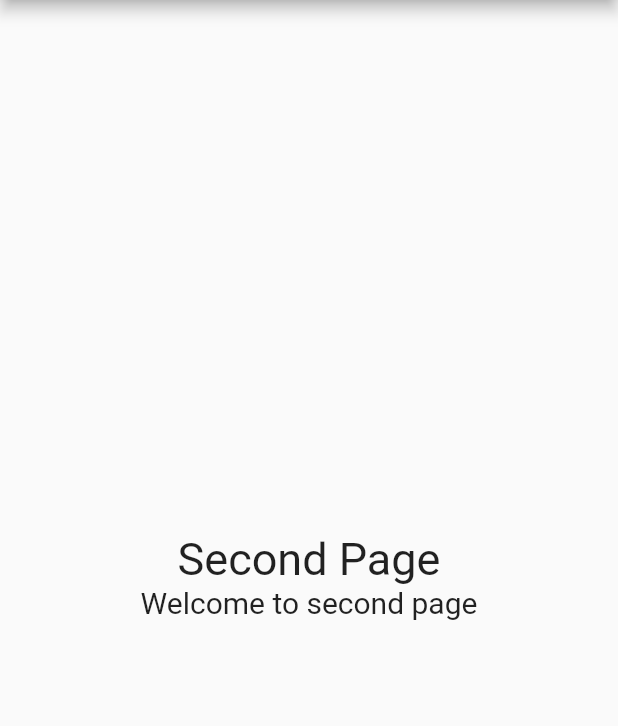
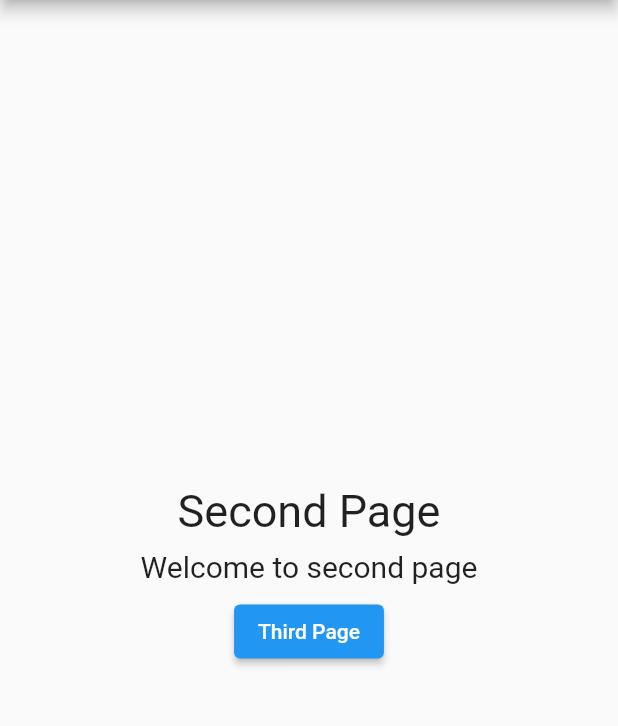
Before and after one commit to Manibharathi-msil/Flutter_Task2, a Flutter app: the screen it shows after launch, after a tap on "Second Page", on a phone screen of 412 x 824 dp, the part 84-810 px from its top. Run offline on Flutter 3.47's test engine with Material 2 defaults, Android fonts, the phone set to English and light mode, and no system bars.

Commit message:
Types of Routes

```diff
--- a/lib/main.dart
+++ b/lib/main.dart
@@ -19,6 +19,16 @@ class MyApp extends StatelessWidget {
 
       initialRoute: '/',
       onGenerateRoute: RouteGenerator.generateRoute,
+     //Unknown routes will execute whenever the naviqation get failed
+      onUnknownRoute: (RouteSettings settings) {
+        return MaterialPageRoute<void>(
+          settings: settings,
+          builder: (BuildContext context) =>
+              Scaffold(body: Center(child: Text('Not Found'))),
+        );
+      },
+
+    //This is one way to navigate the screen
       // home: const MyHomePage(),
       // routes: {
       //   '/second':(_) =>SecondPage(data: 'Hello')
@@ -40,14 +50,18 @@ class MyHomePage extends StatelessWidget {
         child: Column(
           mainAxisSize: MainAxisSize.min,
           children: <Widget>[
-            Text(
-              'First Page',
-              style: TextStyle(fontSize: 30),
+            Padding(
+              padding: const EdgeInsets.all(8.0),
+              child: Text(
+                'First Page',
+                style: TextStyle(fontSize: 30),
+              ),
             ),
             ElevatedButton(
                 onPressed: () {
                   Navigator.of(context).pushNamed('/second',arguments: 'Welcome to second page');
-             //using push() also we can navigate another screen
+
+            //using push() also we can navigate another screen
                   // Navigator.of(context).push(
                   //   MaterialPageRoute(
                   //     builder: (context) =>
--- a/lib/route_generator.dart
+++ b/lib/route_generator.dart
@@ -1,6 +1,8 @@
 import 'package:flutter/material.dart';
 import 'package:flutter_routes/second_page.dart';
+import 'package:flutter_routes/third_page.dart';
 
+import 'fourth_page.dart';
 import 'main.dart';
 
 class RouteGenerator {
@@ -17,7 +19,22 @@ class RouteGenerator {
             builder: (_) => SecondPage(data: args),
           );
         }
+        return _errorRoute();
+        case '/third':
+        if (args is String) {
+          return MaterialPageRoute(
+            builder: (_) => ThirdPage(data: args),
+          );
+        }
         // if args is not a correct type, return a error page
+        return _errorRoute();
+
+        case '/fourth':
+        if (args is String) {
+          return MaterialPageRoute(
+            builder: (_) => FourthPage(data: args),
+          );
+        }
         return _errorRoute();
       default:
         return _errorRoute();
--- a/lib/second_page.dart
+++ b/lib/second_page.dart
@@ -13,8 +13,26 @@ class SecondPage extends StatelessWidget {
         child: Column(
           mainAxisAlignment: MainAxisAlignment.center,
           children: <Widget>[
-            Text('Second Page',style: TextStyle(fontSize: 30),),
-            Text(data,style: TextStyle(fontSize: 20)),
+            Padding(
+              padding: const EdgeInsets.all(8.0),
+              child: Text('Second Page',style: TextStyle(fontSize: 30),),
+            ),
+            Text(data,style: TextStyle(fontSize: 20),),
+            Padding(
+              padding: const EdgeInsets.all(8.0),
+              child: ElevatedButton(
+                  onPressed: () {
+                    Navigator.of(context).pushNamed('/third',arguments: 'Welcome to third page');
+                    //using push() also we can navigate another screen
+                    // Navigator.of(context).push(
+                    //   MaterialPageRoute(
+                    //     builder: (context) =>
+                    //         SecondPage(data: 'Hello there from first page'),
+                    //   ),
+                    // );
+                  },
+                  child: Text('Third Page')),
+            )
           ],
         ),
       ),
```
Also changed, not shown: lib/fourth_page.dart (added, +40 -0 lines), lib/third_page.dart (added, +53 -0 lines).
